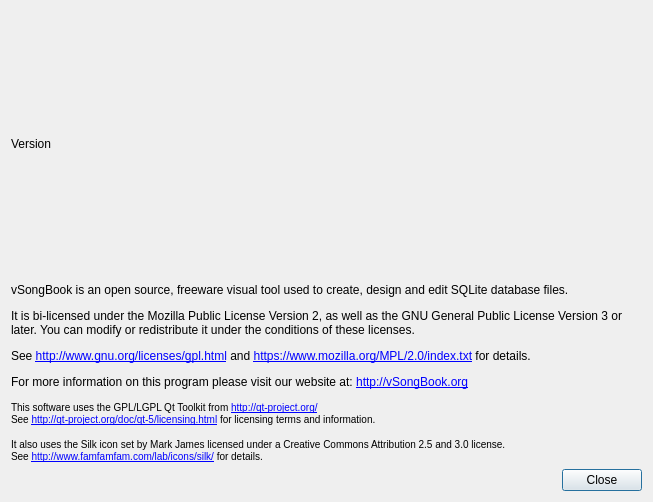
Old version of the form src/AboutDialog.ui in the repository AppSmata/vSongBook4pc.
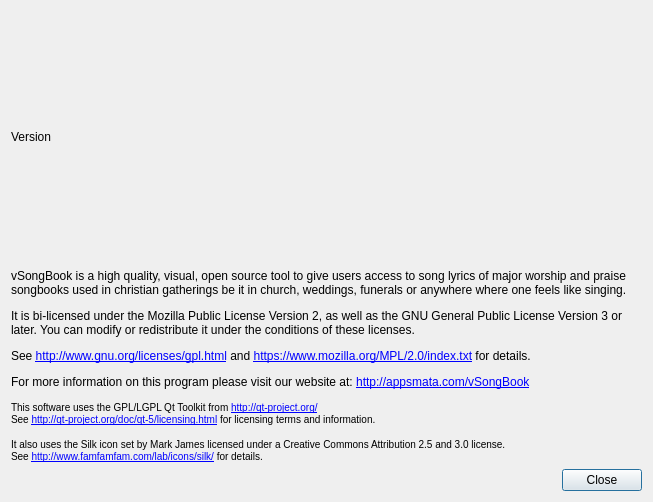
New version of the form. Icons and pictures are not drawn.

Commit message: inserting vSongBook specific information

```diff
--- a/src/AboutDialog.ui
+++ b/src/AboutDialog.ui
@@ -99,7 +99,8 @@
    <item>
     <widget class="QLabel" name="label">
      <property name="text">
-      <string>&lt;html&gt;&lt;head/&gt;&lt;body&gt;&lt;p&gt;vSongBook is an open source, freeware visual tool used to create, design and edit SQLite database files.&lt;/p&gt;&lt;p&gt;It is bi-licensed under the Mozilla Public License Version 2, as well as the GNU General Public License Version 3 or later. You can modify or redistribute it under the conditions of these licenses.&lt;/p&gt;&lt;p&gt;See &lt;a href=&quot;http://www.gnu.org/licenses/gpl.html&quot;&gt;http://www.gnu.org/licenses/gpl.html&lt;/a&gt; and &lt;a href=&quot;https://www.mozilla.org/MPL/2.0/index.txt&quot;&gt;https://www.mozilla.org/MPL/2.0/index.txt&lt;/a&gt; for details.&lt;/p&gt;&lt;p&gt;For more information on this program please visit our website at: &lt;a href=&quot;http://vSongBook.org&quot;&gt;http://vSongBook.org&lt;/a&gt;&lt;/p&gt;&lt;p&gt;&lt;span style=&quot; font-size:small;&quot;&gt;This software uses the GPL/LGPL Qt Toolkit from &lt;/span&gt;&lt;a href=&quot;http://qt-project.org/&quot;&gt;&lt;span style=&quot; font-size:small;&quot;&gt;http://qt-project.org/&lt;/span&gt;&lt;/a&gt;&lt;span style=&quot; font-size:small;&quot;&gt;&lt;br/&gt;See &lt;/span&gt;&lt;a href=&quot;http://qt-project.org/doc/qt-5/licensing.html&quot;&gt;&lt;span style=&quot; font-size:small;&quot;&gt;http://qt-project.org/doc/qt-5/licensing.html&lt;/span&gt;&lt;/a&gt;&lt;span style=&quot; font-size:small;&quot;&gt; for licensing terms and information.&lt;/span&gt;&lt;/p&gt;&lt;p&gt;&lt;span style=&quot; font-size:small;&quot;&gt;It also uses the Silk icon set by Mark James licensed under a Creative Commons Attribution 2.5 and 3.0 license.&lt;br/&gt;See &lt;/span&gt;&lt;a href=&quot;http://www.famfamfam.com/lab/icons/silk/&quot;&gt;&lt;span style=&quot; font-size:small;&quot;&gt;http://www.famfamfam.com/lab/icons/silk/&lt;/span&gt;&lt;/a&gt;&lt;span style=&quot; font-size:small;&quot;&gt; for details.&lt;/span&gt;&lt;/p&gt;&lt;/body&gt;&lt;/html&gt;</string>
+      <string>&lt;html&gt;&lt;head/&gt;&lt;body&gt;&lt;p&gt;vSongBook is a high quality, visual, open source tool to give users access to song lyrics of major worship and praise 
+songbooks used in christian gatherings be it in church, weddings, funerals or anywhere where one feels like singing.&lt;/p&gt;&lt;p&gt;It is bi-licensed under the Mozilla Public License Version 2, as well as the GNU General Public License Version 3 or later. You can modify or redistribute it under the conditions of these licenses.&lt;/p&gt;&lt;p&gt;See &lt;a href=&quot;http://www.gnu.org/licenses/gpl.html&quot;&gt;http://www.gnu.org/licenses/gpl.html&lt;/a&gt; and &lt;a href=&quot;https://www.mozilla.org/MPL/2.0/index.txt&quot;&gt;https://www.mozilla.org/MPL/2.0/index.txt&lt;/a&gt; for details.&lt;/p&gt;&lt;p&gt;For more information on this program please visit our website at: &lt;a href=&quot;http://appsmata.com/vSongBook&quot;&gt;http://appsmata.com/vSongBook&lt;/a&gt;&lt;/p&gt;&lt;p&gt;&lt;span style=&quot; font-size:small;&quot;&gt;This software uses the GPL/LGPL Qt Toolkit from &lt;/span&gt;&lt;a href=&quot;http://qt-project.org/&quot;&gt;&lt;span style=&quot; font-size:small;&quot;&gt;http://qt-project.org/&lt;/span&gt;&lt;/a&gt;&lt;span style=&quot; font-size:small;&quot;&gt;&lt;br/&gt;See &lt;/span&gt;&lt;a href=&quot;http://qt-project.org/doc/qt-5/licensing.html&quot;&gt;&lt;span style=&quot; font-size:small;&quot;&gt;http://qt-project.org/doc/qt-5/licensing.html&lt;/span&gt;&lt;/a&gt;&lt;span style=&quot; font-size:small;&quot;&gt; for licensing terms and information.&lt;/span&gt;&lt;/p&gt;&lt;p&gt;&lt;span style=&quot; font-size:small;&quot;&gt;It also uses the Silk icon set by Mark James licensed under a Creative Commons Attribution 2.5 and 3.0 license.&lt;br/&gt;See &lt;/span&gt;&lt;a href=&quot;http://www.famfamfam.com/lab/icons/silk/&quot;&gt;&lt;span style=&quot; font-size:small;&quot;&gt;http://www.famfamfam.com/lab/icons/silk/&lt;/span&gt;&lt;/a&gt;&lt;span style=&quot; font-size:small;&quot;&gt; for details.&lt;/span&gt;&lt;/p&gt;&lt;/body&gt;&lt;/html&gt;</string>
      </property>
      <property name="alignment">
       <set>Qt::AlignLeading|Qt::AlignLeft|Qt::AlignTop</set>
```
The commit also changes 6 other files.
